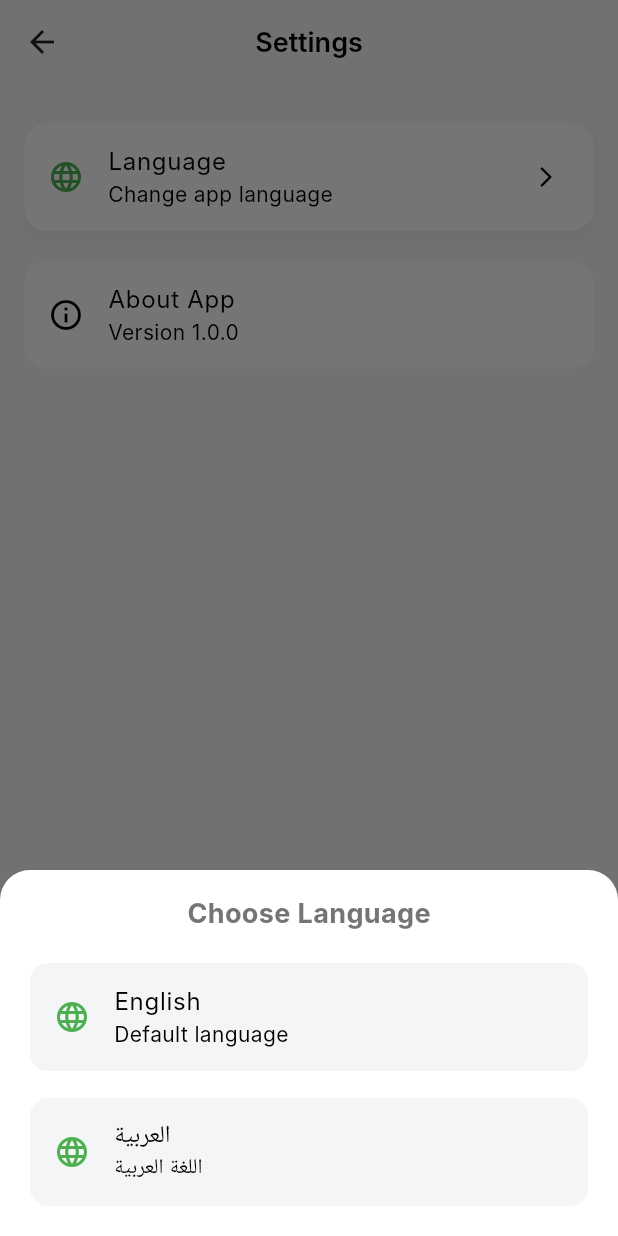
After one commit to inline23/Gharsa-App, a Flutter app: the SettingsPage screen opened directly, after a tap on "Language", on a phone screen of 412 x 824 dp. The commit adds this screen. Run offline on Flutter 3.47's test engine with Material 3 defaults, Android fonts, the phone set to English and light mode, and no system bars; our stand-ins replace bloc, flutter_bloc, readmore, shared_preferences; accounts and stored records are empty; network calls fail; Roboto replaces fonts that are missing (Inter).

Commit message:
init localization

````diff
--- /dev/null
+++ b/l10n.yaml
@@ -0,0 +1,3 @@
+arb-dir: lib/l10n
+template-arb-file: app_en.arb
+output-localization-file: app_localizations.dart
--- a/lib/features/auth/presentation/login_screen.dart
+++ b/lib/features/auth/presentation/login_screen.dart
@@ -2,6 +2,7 @@ import 'package:flutter/material.dart';
 import 'package:flutter_bloc/flutter_bloc.dart';
 import 'package:gharsa_app/features/auth/presentation/cubit/auth_cubit.dart';
 import 'package:gharsa_app/features/auth/presentation/cubit/auth_state.dart';
+import 'package:gharsa_app/l10n/app_localizations.dart';
 import '../../../core/theme/app_colors.dart';
 import '../../../core/routes/app_routes.dart';
 import '../../../core/widgets/custom_text_field.dart';
@@ -131,8 +132,8 @@ class _LoginScreenState extends State<LoginScreen> {
                     ),
                     child: isLoading
                         ? const CircularProgressIndicator(color: Colors.white)
-                        : const Text(
-                            'LOG IN',
+                        : Text(
+                            AppLocalizations.of(context)!.login,
                             style: TextStyle(
                               fontSize: 16,
                               fontWeight: FontWeight.bold,
--- /dev/null
+++ b/lib/features/cubit/locale_cubit.dart
@@ -0,0 +1,10 @@
+import 'package:flutter/material.dart';
+import 'package:flutter_bloc/flutter_bloc.dart';
+
+class LocaleCubit extends Cubit<Locale> {
+  LocaleCubit() : super(const Locale('en'));
+
+  void changeLanguage(String code) {
+    emit(Locale(code));
+  }
+}
--- /dev/null
+++ b/lib/features/profile/presentaion/settings_page.dart
@@ -0,0 +1,139 @@
+import 'package:flutter/material.dart';
+import 'package:flutter_bloc/flutter_bloc.dart';
+import 'package:gharsa_app/features/cubit/locale_cubit.dart';
+
+
+class SettingsPage extends StatelessWidget {
+  const SettingsPage({super.key});
+
+  void _showLanguageDialog(BuildContext context) {
+    showModalBottomSheet(
+      context: context,
+      shape: const RoundedRectangleBorder(
+        borderRadius: BorderRadius.vertical(top: Radius.circular(20)),
+      ),
+      builder: (_) {
+        return Padding(
+          padding: const EdgeInsets.all(16.0),
+          child: Column(
+            mainAxisSize: MainAxisSize.min,
+            children: [
+              const Text(
+                "Choose Language",
+                style: TextStyle(fontSize: 18, fontWeight: FontWeight.bold),
+              ),
+              const SizedBox(height: 16),
+
+              _LanguageTile(
+                title: "English",
+                subtitle: "Default language",
+                icon: Icons.language,
+                onTap: () {
+                  context.read<LocaleCubit>().changeLanguage('en');
+                  Navigator.pop(context);
+                },
+              ),
+
+              const SizedBox(height: 10),
+
+              _LanguageTile(
+                title: "العربية",
+                subtitle: "اللغة العربية",
+                icon: Icons.language,
+                onTap: () {
+                  context.read<LocaleCubit>().changeLanguage('ar');
+                  Navigator.pop(context);
+                },
+              ),
+            ],
+          ),
+        );
+      },
+    );
+  }
+
+  @override
+  Widget build(BuildContext context) {
+    return Scaffold(
+      backgroundColor: const Color(0xFFF6F7FB),
+      appBar: AppBar(
+        title: const Text("Settings"),
+        centerTitle: true,
+        elevation: 0,
+      ),
+      body: Padding(
+        padding: const EdgeInsets.all(16.0),
+        child: Column(
+          children: [
+            const SizedBox(height: 10),
+
+            /// Language Card
+            Container(
+              decoration: BoxDecoration(
+                color: Colors.white,
+                borderRadius: BorderRadius.circular(16),
+                boxShadow: [
+                  BoxShadow(
+                    color: Colors.black.withOpacity(0.05),
+                    blurRadius: 10,
+                    offset: const Offset(0, 5),
+                  ),
+                ],
+              ),
+              child: ListTile(
+                leading: const Icon(Icons.language, color: Colors.green),
+                title: const Text("Language"),
+                subtitle: const Text("Change app language"),
+                trailing: const Icon(Icons.arrow_forward_ios, size: 16),
+                onTap: () => _showLanguageDialog(context),
+              ),
+            ),
+
+            const SizedBox(height: 20),
+
+            /// Future settings placeholders
+            Container(
+              decoration: BoxDecoration(
+                color: Colors.white,
+                borderRadius: BorderRadius.circular(16),
+              ),
+              child: const ListTile(
+                leading: Icon(Icons.info_outline),
+                title: Text("About App"),
+                subtitle: Text("Version 1.0.0"),
+              ),
+            ),
+          ],
+        ),
+      ),
+    );
+  }
+}
+
+class _LanguageTile extends StatelessWidget {
+  final String title;
+  final String subtitle;
+  final IconData icon;
+  final VoidCallback onTap;
+
+  const _LanguageTile({
+    required this.title,
+    required this.subtitle,
+    required this.icon,
+    required this.onTap,
+  });
+
+  @override
+  Widget build(BuildContext context) {
+    return Card(
+      elevation: 0,
+      color: const Color(0xFFF3F5F7),
+      child: ListTile(
+        leading: Icon(icon, color: Colors.green),
+        title: Text(title),
+        subtitle: Text(subtitle),
+        onTap: onTap,
+      ),
+    );
+  }
+}
--- /dev/null
+++ b/lib/l10n/app_localizations.dart
@@ -0,0 +1,170 @@
+import 'dart:async';
+
+import 'package:flutter/foundation.dart';
+import 'package:flutter/widgets.dart';
+import 'package:flutter_localizations/flutter_localizations.dart';
+import 'package:intl/intl.dart' as intl;
+
+import 'app_localizations_ar.dart';
+import 'app_localizations_en.dart';
+
+// ignore_for_file: type=lint
+
+/// Callers can lookup localized strings with an instance of AppLocalizations
+/// returned by `AppLocalizations.of(context)`.
+///
+/// Applications need to include `AppLocalizations.delegate()` in their app's
+/// `localizationDelegates` list, and the locales they support in the app's
+/// `supportedLocales` list. For example:
+///
+/// ```dart
+/// import 'l10n/app_localizations.dart';
+///
+/// return MaterialApp(
+///   localizationsDelegates: AppLocalizations.localizationsDelegates,
+///   supportedLocales: AppLocalizations.supportedLocales,
+///   home: MyApplicationHome(),
+/// );
+/// ```
+///
+/// ## Update pubspec.yaml
+///
+/// Please make sure to update your pubspec.yaml to include the following
+/// packages:
+///
+/// ```yaml
+/// dependencies:
+///   # Internationalization support.
+///   flutter_localizations:
+///     sdk: flutter
+///   intl: any # Use the pinned version from flutter_localizations
+///
+///   # Rest of dependencies
+/// ```
+///
+/// ## iOS Applications
+///
+/// iOS applications define key application metadata, including supported
+/// locales, in an Info.plist file that is built into the application bundle.
+/// To configure the locales supported by your app, you’ll need to edit this
+/// file.
+///
+/// First, open your project’s ios/Runner.xcworkspace Xcode workspace file.
+/// Then, in the Project Navigator, open the Info.plist file under the Runner
+/// project’s Runner folder.
+///
+/// Next, select the Information Property List item, select Add Item from the
+/// Editor menu, then select Localizations from the pop-up menu.
+///
+/// Select and expand the newly-created Localizations item then, for each
+/// locale your application supports, add a new item and select the locale
+/// you wish to add from the pop-up menu in the Value field. This list should
+/// be consistent with the languages listed in the AppLocalizations.supportedLocales
+/// property.
+abstract class AppLocalizations {
+  AppLocalizations(String locale)
+    : localeName = intl.Intl.canonicalizedLocale(locale.toString());
+
+  final String localeName;
+
+  static AppLocalizations? of(BuildContext context) {
+    return Localizations.of<AppLocalizations>(context, AppLocalizations);
+  }
+
+  static const LocalizationsDelegate<AppLocalizations> delegate =
+      _AppLocalizationsDelegate();
+
+  /// A list of this localizations delegate along with the default localizations
+  /// delegates.
+  ///
+  /// Returns a list of localizations delegates containing this delegate along with
+  /// GlobalMaterialLocalizations.delegate, GlobalCupertinoLocalizations.delegate,
+  /// and GlobalWidgetsLocalizations.delegate.
+  ///
+  /// Additional delegates can be added by appending to this list in
+  /// MaterialApp. This list does not have to be used at all if a custom list
+  /// of delegates is preferred or required.
+  static const List<LocalizationsDelegate<dynamic>> localizationsDelegates =
+      <LocalizationsDelegate<dynamic>>[
+        delegate,
+        GlobalMaterialLocalizations.delegate,
+        GlobalCupertinoLocalizations.delegate,
+        GlobalWidgetsLocalizations.delegate,
+      ];
+
+  /// A list of this localizations delegate's supported locales.
+  static const List<Locale> supportedLocales = <Locale>[
+    Locale('ar'),
+    Locale('en'),
+  ];
+
+  /// No description provided for @appName.
+  ///
+  /// In en, this message translates to:
+  /// **'Gharsa'**
+  String get appName;
+
+  /// No description provided for @login.
+  ///
+  /// In en, this message translates to:
+  /// **'Login'**
+  String get login;
+
+  /// No description provided for @email.
+  ///
+  /// In en, this message translates to:
+  /// **'Email'**
+  String get email;
+
+  /// No description provided for @password.
+  ///
+  /// In en, this message translates to:
+  /// **'Password'**
+  String get password;
+
+  /// No description provided for @confirm.
+  ///
+  /// In en, this message translates to:
+  /// **'Confirm'**
+  String get confirm;
+
+  /// No description provided for @resendEmail.
+  ///
+  /// In en, this message translates to:
+  /// **'Resend Email'**
+  String get resendEmail;
+}
+
+class _AppLocalizationsDelegate
+    extends LocalizationsDelegate<AppLocalizations> {
+  const _AppLocalizationsDelegate();
+
+  @override
+  Future<AppLocalizations> load(Locale locale) {
+    return SynchronousFuture<AppLocalizations>(lookupAppLocalizations(locale));
+  }
+
+  @override
+  bool isSupported(Locale locale) =>
+      <String>['ar', 'en'].contains(locale.languageCode);
+
+  @override
+  bool shouldReload(_AppLocalizationsDelegate old) => false;
+}
+
+AppLocalizations lookupAppLocalizations(Locale locale) {
+  // Lookup logic when only language code is specified.
+  switch (locale.languageCode) {
+    case 'ar':
+      return AppLocalizationsAr();
+    case 'en':
+      return AppLocalizationsEn();
+  }
+
+  throw FlutterError(
+    'AppLocalizations.delegate failed to load unsupported locale "$locale". This is likely '
+    'an issue with the localizations generation tool. Please file an issue '
+    'on GitHub with a reproducible sample app and the gen-l10n configuration '
+    'that was used.',
+  );
+}
--- a/pubspec.yaml
+++ b/pubspec.yaml
@@ -41,6 +41,10 @@ dependencies:
   shared_preferences: ^2.5.5
   bloc: ^9.2.0
   readmore: ^3.0.0
+  flutter_localization: ^0.4.0
+  intl: ^0.20.2
+  flutter_localizations:
+    sdk: flutter
 
 dev_dependencies:
   flutter_test:
@@ -63,6 +67,7 @@ flutter:
   # included with your application, so that you can use the icons in
   # the material Icons class.
   uses-material-design: true
+  generate: true
 
   # To add assets to your application, add an assets section, like this:
   assets:
````
Also changed, not shown: lib/features/auth/api/api_service.dart (+71 -158 lines), lib/features/profile/presentaion/profile_screen.dart (+12 -0 lines), lib/l10n/app_ar.arb (added, +8 -0 lines), lib/l10n/app_en.arb (added, +8 -0 lines), lib/l10n/app_localizations_ar.dart (added, +28 -0 lines), lib/l10n/app_localizations_en.dart (added, +28 -0 lines), lib/main.dart (+19 -6 lines), pubspec.lock, 5 other files.
